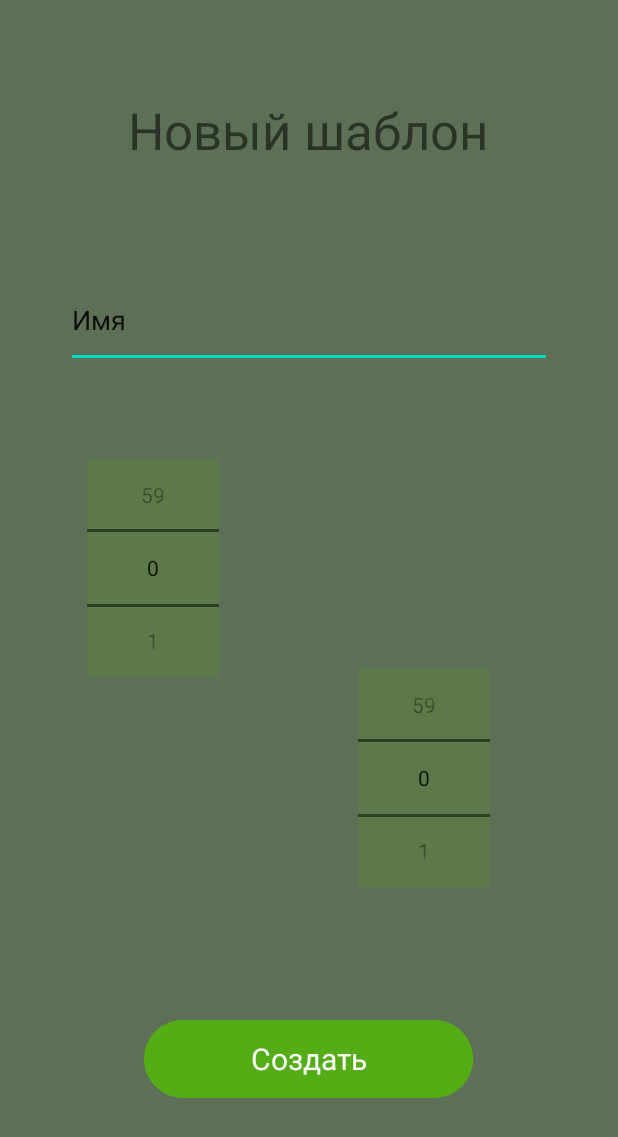
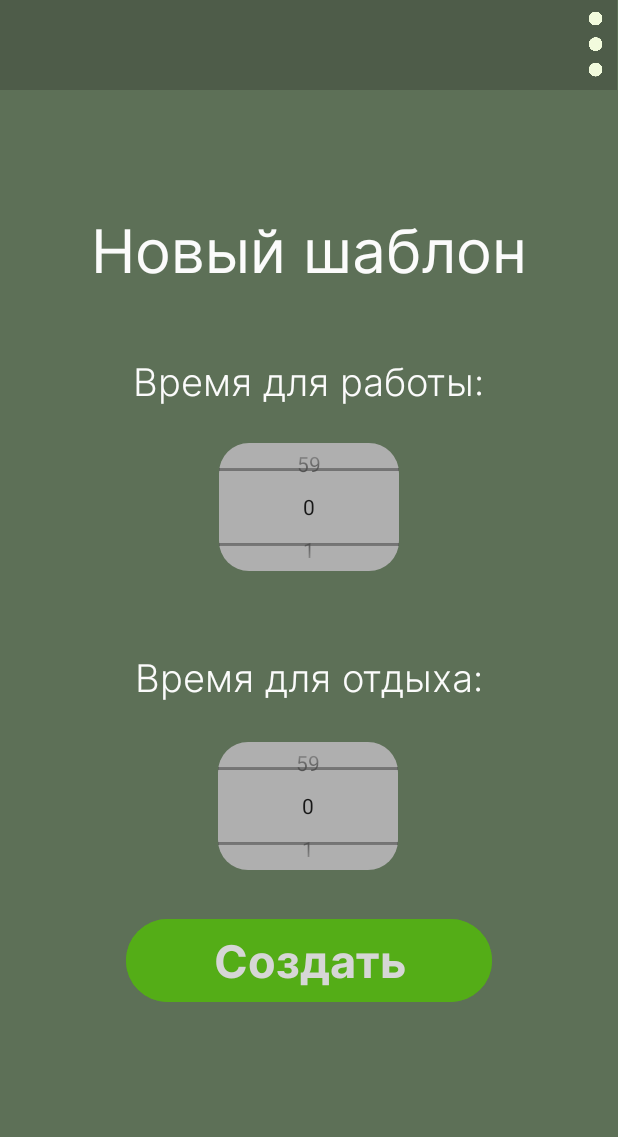
Before and after one commit to lidocaineoff/tp4, an Android app: the NewShablon_5 screen opened directly, with no data from a screen before it, on a phone screen of 412 x 824 dp. Shown: the top 1137 px of the screen. Run offline under Robolectric (Android 15) with nearby library versions, the light colour scheme and no system bars.

Commit message:
the design by ansty

```diff
--- a/app/src/main/java/com/example/timelime/Global.java
+++ b/app/src/main/java/com/example/timelime/Global.java
@@ -3,6 +3,7 @@ package com.example.timelime;
 public class Global {
     public static long startWork = 0;
     public static long relax = 0;
+    public static String name;
     public static long newTimeS = 0;
     public static long newTimeR = 0;
 }
--- a/app/src/main/java/com/example/timelime/MainActivity.java
+++ b/app/src/main/java/com/example/timelime/MainActivity.java
@@ -2,12 +2,13 @@ package com.example.timelime;
 
 import androidx.appcompat.app.AppCompatActivity;
 
+import android.app.Activity;
 import android.content.Intent;
 import android.os.Bundle;
 import android.os.Handler;
+import android.view.Menu;
 
 public class MainActivity extends AppCompatActivity {
-
     @Override
     protected void onCreate(Bundle savedInstanceState) {
         super.onCreate(savedInstanceState);
--- /dev/null
+++ b/app/src/main/res/drawable/drawablenp.xml
@@ -0,0 +1,8 @@
+<?xml version="1.0" encoding="utf-8"?>
+<shape
+    xmlns:android="http://schemas.android.com/apk/res/android"
+    android:shape="rectangle">
+    <solid android:color="#AFAFAF"/>
+    <corners android:radius="20.0dip" />
+
+</shape>
--- a/app/src/main/res/layout/activity_new_shablon5.xml
+++ b/app/src/main/res/layout/activity_new_shablon5.xml
@@ -6,72 +6,118 @@
     android:layout_height="match_parent"
     android:background="@color/background"
     tools:context=".NewShablon_5">
+    <FrameLayout
+        android:id="@+id/layout1"
+        android:layout_width="411dp"
+        android:layout_height="60dp"
+        android:background="#4E5C49"
+        tools:layout_editor_absoluteX="0dp"
+        tools:layout_editor_absoluteY="0dp"
+        tools:ignore="MissingConstraints">
+    </FrameLayout>
+
+    <ImageButton
+        android:id="@+id/imageButton3"
+        android:layout_width="14dp"
+        android:layout_height="50dp"
+        android:background="@drawable/dots"
+        android:scaleType="fitXY"
+        app:layout_constraintBottom_toBottomOf="parent"
+        app:layout_constraintEnd_toEndOf="parent"
+        app:layout_constraintHorizontal_bias="0.980"
+        app:layout_constraintStart_toStartOf="parent"
+        app:layout_constraintTop_toTopOf="parent"
+        app:layout_constraintVertical_bias="0.006"
+        app:background="@drawable/dots"
+        tools:ignore="MissingConstraints" />
 
     <Button
         android:id="@+id/button2"
         style="@style/Widget.Material3.Button"
-        android:layout_width="219dp"
-        android:layout_height="60dp"
-        android:layout_marginBottom="88dp"
+        android:layout_width="244dp"
+        android:layout_height="wrap_content"
+        android:layout_centerHorizontal="true"
         android:backgroundTint="@color/button"
+        android:fontFamily="@font/inter_bold"
         android:onClick="Sozdat"
         android:text="Создать"
-        android:textSize="20sp"
+        android:textColor="#D6D6D6"
+        android:textSize="30sp"
         app:layout_constraintBottom_toBottomOf="parent"
         app:layout_constraintEnd_toEndOf="parent"
-        app:layout_constraintHorizontal_bias="0.498"
-        app:layout_constraintStart_toStartOf="parent" />
+        app:layout_constraintStart_toStartOf="parent"
+        app:layout_constraintTop_toTopOf="parent"
+        app:layout_constraintVertical_bias="0.8"    />
 
     <TextView
         android:id="@+id/textView2"
         android:layout_width="wrap_content"
         android:layout_height="wrap_content"
-        android:layout_marginTop="64dp"
+        android:layout_centerHorizontal="true"
+        android:fontFamily="@font/inter_regular"
         android:text="Новый шаблон"
-        android:textSize="34sp"
+        android:textColor="#FBFBFB"
+        android:textSize="40sp"
+        app:layout_constraintBottom_toBottomOf="parent"
+        app:layout_constraintEnd_toEndOf="parent"
+        app:layout_constraintStart_toStartOf="parent"
+        app:layout_constraintTop_toTopOf="parent"
+        app:layout_constraintVertical_bias="0.18"        />
+
+    <TextView
+        android:id="@+id/textView3"
+        android:layout_width="wrap_content"
+        android:layout_height="wrap_content"
+        android:text="Время для работы:"
+        android:layout_centerHorizontal="true"
+        android:fontFamily="@font/inter_light"
+        android:textSize="25sp"
+        android:textColor="#FBFBFB"
+        app:layout_constraintBottom_toBottomOf="parent"
+        app:layout_constraintEnd_toEndOf="parent"
+        app:layout_constraintStart_toStartOf="parent"
+        app:layout_constraintTop_toTopOf="parent"
+        app:layout_constraintVertical_bias="0.30" />
+
+    <NumberPicker
+        android:id="@+id/timePickerWork"
+        android:theme="@style/NumberPickerText"
+        android:layout_width="120dp"
+        android:layout_height="85dp"
+        android:background="@drawable/drawablenp"
+        app:layout_constraintBottom_toBottomOf="parent"
+        app:layout_constraintEnd_toEndOf="parent"
+        app:layout_constraintStart_toStartOf="parent"
+        app:layout_constraintTop_toTopOf="parent"
+        app:layout_constraintVertical_bias="0.40" />
+
+    <TextView
+        android:id="@+id/textView4"
+        android:layout_width="wrap_content"
+        android:layout_height="wrap_content"
+        android:text="Время для отдыха:"
+        android:layout_centerHorizontal="true"
+        android:fontFamily="@font/inter_light"
+        android:textSize="25sp"
+        android:textColor="#FBFBFB"
+        app:layout_constraintBottom_toBottomOf="parent"
+        app:layout_constraintEnd_toEndOf="parent"
+        app:layout_constraintStart_toStartOf="parent"
+        app:layout_constraintTop_toTopOf="parent"
+        app:layout_constraintVertical_bias="0.55" />
+
+    <NumberPicker
+        android:id="@+id/timePickerRelax"
+        android:theme="@style/NumberPickerText"
+        android:layout_width="120dp"
+        android:layout_height="85dp"
+        android:background="@drawable/drawablenp"
+        app:layout_constraintBottom_toBottomOf="parent"
         app:layout_constraintEnd_toEndOf="parent"
         app:layout_constraintHorizontal_bias="0.498"
         app:layout_constraintStart_toStartOf="parent"
-        app:layout_constraintTop_toTopOf="parent" />
-
-    <EditText
-        android:id="@+id/editTextTextPersonName"
-        android:layout_width="324dp"
-        android:layout_height="64dp"
-        android:layout_marginTop="72dp"
-        android:ems="10"
-        android:inputType="textPersonName"
-        android:text="Имя"
-        app:layout_constraintEnd_toEndOf="parent"
-        app:layout_constraintHorizontal_bias="0.497"
-        app:layout_constraintStart_toStartOf="parent"
-        app:layout_constraintTop_toBottomOf="@+id/textView2" />
-
-    <NumberPicker
-        android:id="@+id/timePickerWork"
-        android:layout_width="88dp"
-        android:layout_height="145dp"
-        android:layout_margin="20dp"
-        android:background="@color/background_start"
-        app:layout_constraintBottom_toBottomOf="parent"
-        app:layout_constraintEnd_toEndOf="parent"
-        app:layout_constraintHorizontal_bias="0.133"
-        app:layout_constraintStart_toStartOf="parent"
         app:layout_constraintTop_toTopOf="parent"
-        app:layout_constraintVertical_bias="0.448" />
-
-    <NumberPicker
-        android:id="@+id/timePickerRelax"
-        android:layout_width="88dp"
-        android:layout_height="145dp"
-        android:layout_margin="20dp"
-        android:background="@color/background_start"
-        app:layout_constraintBottom_toBottomOf="parent"
-        app:layout_constraintEnd_toEndOf="parent"
-        app:layout_constraintHorizontal_bias="0.77"
-        app:layout_constraintStart_toStartOf="parent"
-        app:layout_constraintTop_toTopOf="parent"
-        app:layout_constraintVertical_bias="0.667" />
+        app:layout_constraintVertical_bias="0.670" />
 
     <!--    <ImageButton-->
 <!--        android:id="@+id/imageButton"-->
--- a/app/src/main/res/layout/activity_timer6.xml
+++ b/app/src/main/res/layout/activity_timer6.xml
@@ -40,7 +40,6 @@
         android:layout_height="wrap_content"
         android:layout_marginTop="83dp"
         android:layout_centerHorizontal="true"
-        android:text="Таймер на 10 минут"
         android:fontFamily="@font/inter_regular"
         android:textSize="30sp"
         android:textColor="#FBFBFB"
@@ -59,8 +58,8 @@
         android:layout_centerHorizontal="true"
         android:layout_marginTop="20dp"
         android:backgroundTint="@color/button"
+        android:fontFamily="@font/inter_bold"
         android:text="Запуск"
-        android:fontFamily="@font/inter_bold"
         android:textColor="#D6D6D6"
         android:textSize="30dp" />
 
--- a/app/src/main/res/values-night/themes.xml
+++ b/app/src/main/res/values-night/themes.xml
@@ -14,4 +14,7 @@
         <!-- Customize your theme here. -->
     </style>
 
+    <style name="NumberPickerText">
+        <item name="android:textSize">15sp</item>
+    </style>
 </resources>
--- a/app/src/main/res/values/colors.xml
+++ b/app/src/main/res/values/colors.xml
@@ -11,4 +11,5 @@
     <color name="button">#54AD17</color>
     <color name="background">#5D7057</color>
     <color name="background_start">#5E7949</color>
+    <color name="grey">#929292</color>
 </resources>
--- a/app/src/main/res/values/strings.xml
+++ b/app/src/main/res/values/strings.xml
@@ -2,4 +2,5 @@
     <string name="app_name">TimeLime</string>
     <string name="Завершить"><u>Завершить</u></string>
     <string name="pomodoro">Помодоро</string>
+    <string name="shablon_name"></string>
 </resources>
```
Also changed, not shown: app/src/main/java/com/example/timelime/Home_4.java (+11 -3 lines), app/src/main/res/layout/activity_home4.xml (+116 -26 lines), app/src/main/res/drawable/16073.png (deleted), app/src/main/res/drawable/devyatnatrid.png (added), app/src/main/res/drawable/your_shablon.png (added).
